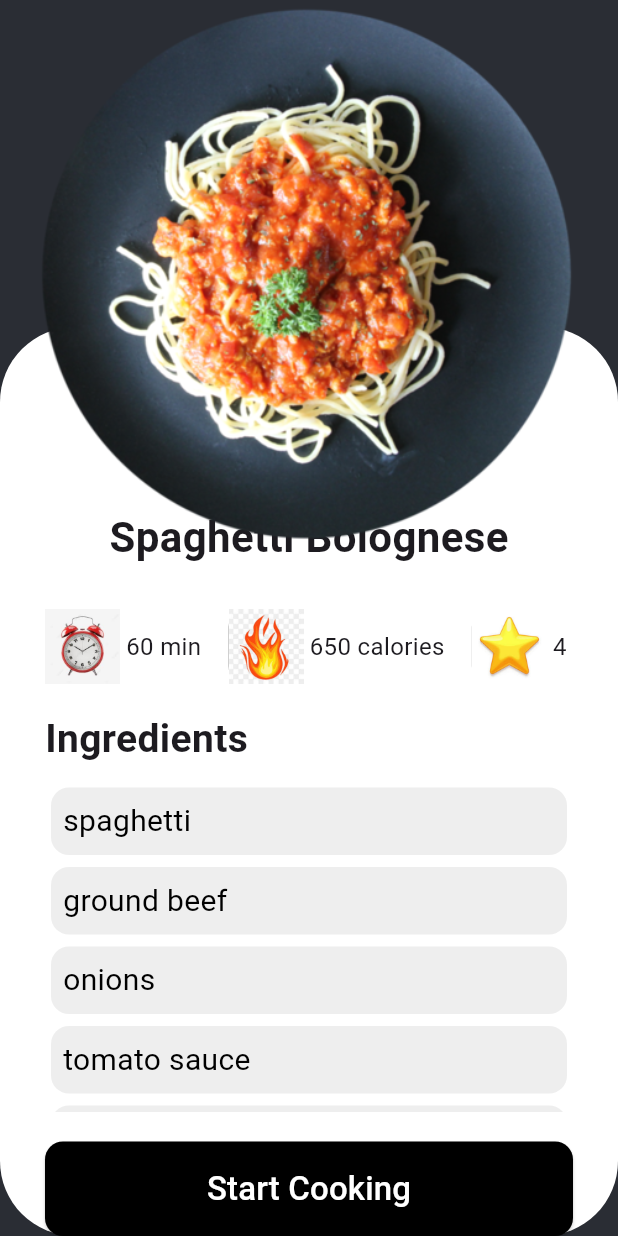
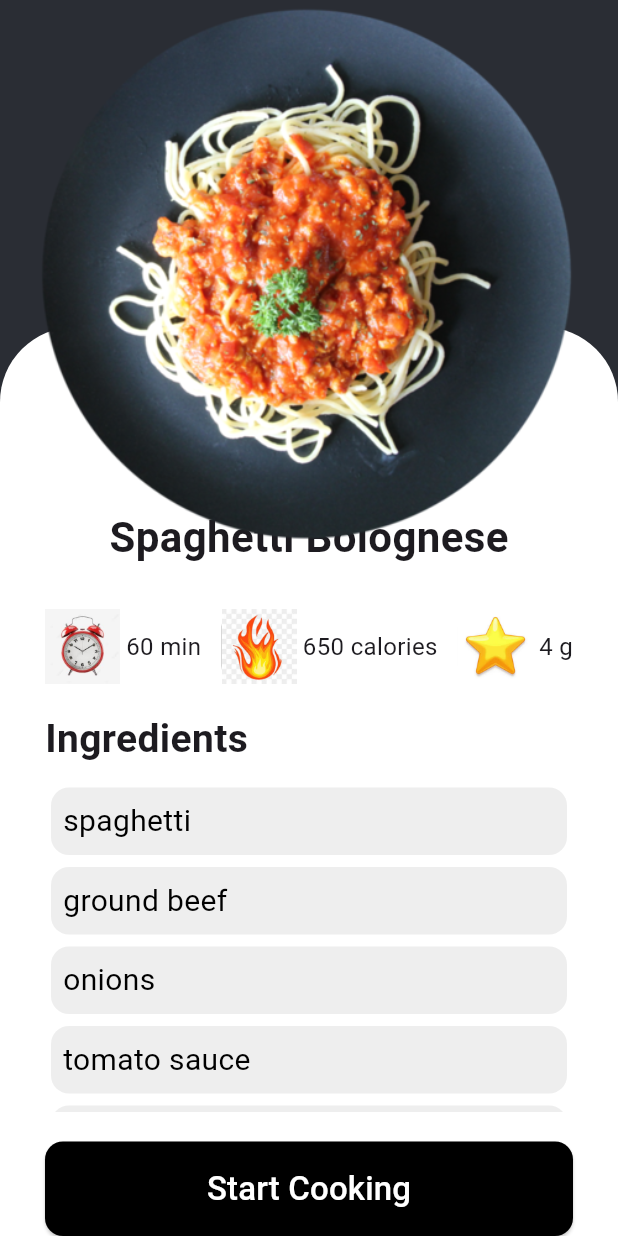
Before and after one commit to AbdElhamidShahin/Recipe-App, a Flutter app: the screen it shows after launch, after a tap on "Spaghetti Bolognese", on a phone screen of 412 x 824 dp. Run offline on Flutter 3.47's test engine with Material 3 defaults, Android fonts, the phone set to English and light mode, and no system bars; our stand-ins replace bloc, flutter_bloc, page_transition, shared_preferences.

Commit message:
change ui

```diff
--- a/lib/main.dart
+++ b/lib/main.dart
@@ -1,5 +1,6 @@
 import 'package:flutter/material.dart';
 import 'package:provider/provider.dart';
+import 'package:recipes_app/view/Login/LoginScreen.dart';
 import 'package:recipes_app/view/screens/HomePage.dart';
 
 import 'model/itemProvider.dart';
--- a/lib/model/cubit/bloc.dart
+++ b/lib/model/cubit/bloc.dart
@@ -26,7 +26,7 @@
   List<Widget> screens = [
     TabBarPage(),
     Favorite(),
-    const HomeBody(),
+     Favorite(),
   ];
 
   void changeBottomNavBar(int index) {
--- a/lib/view/Wedget/CustomCatogries.dart
+++ b/lib/view/Wedget/CustomCatogries.dart
@@ -13,19 +13,18 @@
   Widget build(BuildContext context) {
     return GestureDetector(
       onTap: () {
+        if (recipe != null) {
           Navigator.of(context).push(
             PageRouteBuilder(
               pageBuilder: (context, animation, secondaryAnimation) => CustomDetails(recipe: recipe),
               transitionsBuilder: (context, animation, secondaryAnimation, child) {
-              const begin = Offset(1.0, 0.0); // من اليمين
-              const end = Offset.zero; // إلى المنتصف
-              const curve = Curves.easeInOut;
+                var sizeAnimation = Tween<double>(begin: 0.0, end: 1.0).animate(
+                  CurvedAnimation(parent: animation, curve: Curves.easeInOutCubic),
+                );
 
-              var tween = Tween(begin: begin, end: end).chain(CurveTween(curve: curve));
-              var offsetAnimation = animation.drive(tween);
-
-              return SlideTransition(
-                position: offsetAnimation,
+                return SizeTransition(
+                  sizeFactor: sizeAnimation,
+                  axisAlignment: 0.0,
                   child: FadeTransition(
                     opacity: animation,
                     child: child,
@@ -35,6 +34,7 @@
               transitionDuration: const Duration(milliseconds: 600),
             ),
           );
+        }
       },
       child: Stack(
         children: [
@@ -53,7 +53,7 @@
                 child: Column(
                   crossAxisAlignment: CrossAxisAlignment.start,
                   children: [
-                    Spacer(),
+                    const Spacer(),
                     Column(
                       crossAxisAlignment: CrossAxisAlignment.end,
                       children: [
@@ -63,17 +63,19 @@
                         ),
                         Row(
                           children: [
-                            const Text(
-                              '⏱ 15 Mins',
-                              style: TextStyle(color: Colors.black, fontSize: 12),
+                            Text(
+                              '⏱ ${recipe?.nutrition.prepTime ?? 15} Mins',
+                              style: const TextStyle(color: Colors.black, fontSize: 12),
                             ),
-                            Spacer(),
+                            const Spacer(),
                             IconButton(
                               onPressed: () {
+                                if (recipe != null) {
                                   Provider.of<ItemProvider>(context, listen: false).addItem(recipe!);
+                                }
                               },
                               icon: const Icon(Icons.favorite, size: 30),
-                            )
+                            ),
                           ],
                         ),
                       ],
@@ -88,6 +90,8 @@
             right: 0,
             left: 0,
             bottom: 100,
+            child: Hero(
+              tag: recipe?.imageUrl ?? 'default-hero',
               child: ClipRRect(
                 borderRadius: BorderRadius.circular(16),
                 child: Image.asset(
@@ -103,6 +107,7 @@
                 ),
               ),
             ),
+          ),
         ],
       ),
     );
--- a/lib/view/Wedget/CustomDetails.dart
+++ b/lib/view/Wedget/CustomDetails.dart
@@ -1,26 +1,23 @@
 import 'package:flutter/material.dart';
 import 'package:recipes_app/view/Wedget/IconText_CustomDetails.dart';
 import 'package:recipes_app/view/Wedget/Ingredients_Screen.dart';
-import 'package:recipes_app/view/Wedget/tabpar.dart';
 import '../../model/articalmodel.dart';
-import '../../model/ImageUpper.dart';
 import '../screens/StartCookingScreen.dart';
 
 class CustomDetails extends StatelessWidget {
-  final Recipe? recipe; // Keep only the relevant parameter
-  final Nutrition? nutrition; // Keep only the relevant parameter
+  final Recipe? recipe;
+  final Nutrition? nutrition;
 
   const CustomDetails({
     super.key,
     required this.recipe,
     this.nutrition,
-  }); // Make it required for clarity
+  });
 
   @override
   Widget build(BuildContext context) {
     return Scaffold(
-      backgroundColor:
-      Color.fromRGBO(42, 45, 52, 1), // شفافية كاملة (بدون شفافية)
+      backgroundColor: Color.fromRGBO(42, 45, 52, 1),
       body: Stack(
         children: [
           Positioned(
@@ -31,15 +28,13 @@
               child: Container(
                 decoration: BoxDecoration(
                   color: Colors.white,
-                  borderRadius: BorderRadius.circular(50),
+                  borderRadius: BorderRadius.vertical(top: Radius.circular(50)),
                 ),
                 padding: EdgeInsets.symmetric(horizontal: 30),
                 child: Column(
                   crossAxisAlignment: CrossAxisAlignment.start,
                   children: [
-                    SizedBox(
-                      height: 120,
-                    ),
+                    SizedBox(height: 120),
                     Center(
                       child: Text(
                         recipe?.name ?? '',
@@ -50,10 +45,6 @@
                       ),
                     ),
                     SizedBox(height: 20),
-                    Column(
-                      mainAxisAlignment: MainAxisAlignment.center,
-                      crossAxisAlignment: CrossAxisAlignment.center,
-                      children: [
                     Row(
                       mainAxisAlignment: MainAxisAlignment.spaceBetween,
                       children: [
@@ -66,18 +57,15 @@
                           image: 'assets/imagesFood/22.jpeg',
                         ),
                         IconText(
-                              text: "${recipe?.nutrition.protein} ",
+                          text: "${recipe?.nutrition.protein} g",
                           image: 'assets/imagesFood/star.jpeg',
-                            ),
-                          ],
                         ),
                       ],
                     ),
                     SizedBox(height: 10),
                     Text(
                       "Ingredients",
-                      style:
-                      TextStyle(fontSize: 26, fontWeight: FontWeight.bold),
+                      style: TextStyle(fontSize: 26, fontWeight: FontWeight.bold),
                     ),
                     SizedBox(height: 10),
                     if (recipe?.steps != null && recipe!.steps!.isNotEmpty)
@@ -109,10 +97,35 @@
                         padding: EdgeInsets.symmetric(vertical: 16),
                       ),
                       onPressed: () {
-                        Navigator.push(
-                          context,
-                          MaterialPageRoute(
-                              builder: (context) => StartCookingScreen(recipe: recipe,)),
+                        Navigator.of(context).push(
+                          PageRouteBuilder(
+                            pageBuilder: (context, animation, secondaryAnimation) => StartCookingScreen(recipe: recipe),
+                            transitionsBuilder: (context, animation, secondaryAnimation, child) {
+                              var scaleAnimation = Tween<double>(
+                                begin: 0.5, // بداية التكبير
+                                end: 1.0, // النهاية
+                              ).animate(CurvedAnimation(
+                                parent: animation,
+                                curve: Curves.easeInOut,
+                              ));
+
+                              var fadeAnimation = Tween<double>(
+                                begin: 0.0,
+                                end: 1.0,
+                              ).animate(CurvedAnimation(
+                                parent: animation,
+                                curve: Curves.easeInOut,
+                              ));
+
+                              return ScaleTransition(
+                                scale: scaleAnimation,
+                                child: FadeTransition(
+                                  opacity: fadeAnimation,
+                                  child: child,
+                                ),
+                              );
+                            },
+                          ),
                         );
                       },
                       child: Center(
@@ -130,26 +143,28 @@
               ),
             ),
           ),
-          // تعديل حجم الصورة والتحكم به
           Positioned(
             top: 0,
             right: 0,
             left: 0,
             bottom: 460,
             child: ClipRRect(
-              borderRadius: BorderRadius.circular(16),
+              borderRadius: BorderRadius.vertical(bottom: Radius.circular(16)),
               child: Container(
-                height: 100, // حدد الارتفاع الذي تريده للصورة
-                width: double.infinity, // عرض الصورة بكامل الشاشة
+                height: 100,
+                width: double.infinity,
+                child: Hero(
+                  tag: recipe?.imageUrl ?? 'default-hero',
                   child: Image.asset(
                     recipe?.imageUrl ?? 'assets/imagesFood/download.png',
-                  fit: BoxFit.cover, // تعديل الحشو ليناسب الأبعاد
+                    fit: BoxFit.cover,
                     errorBuilder: (context, error, stackTrace) {
                       return Image.asset(
                         'assets/imagesFood/download.png',
-                      fit: BoxFit.cover, // تأكد من ضبط الأبعاد هنا أيضاً
+                        fit: BoxFit.cover,
                       );
                     },
+                  ),
                 ),
               ),
             ),
--- a/lib/view/Wedget/tabpar.dart
+++ b/lib/view/Wedget/tabpar.dart
@@ -43,10 +43,11 @@
               ),
             ),
 
-            // الـ TabBar
-            Container(
-              margin: const EdgeInsets.only(top: 0), // إزالة المسافة العلوية
-              padding: EdgeInsets.zero, // إزالة أي Padding غير مطلوب
+            // TabBar داخل PreferredSize لضبط الترتيب والحواف
+            PreferredSize(
+              preferredSize: Size.fromHeight(50.0),
+              child: Container(
+                color: Colors.white, // يمكنك تغيير اللون هنا إذا كنت تريد خلفية مختلفة
                 child: const TabBar(
                   isScrollable: true,
                   indicatorColor: Colors.transparent, // إزالة الخط الفاصل السفلي
@@ -76,6 +77,7 @@
                   ],
                 ),
               ),
+            ),
 
             // المحتوى السفلي TabBarView
             Expanded(
--- a/pubspec.yaml
+++ b/pubspec.yaml
@@ -44,6 +44,7 @@
   shared_preferences: ^2.3.2
   provider: ^6.1.2
   flutter_floating_bottom_bar: ^1.2.1+1
+  page_transition: ^2.1.0
 
 dev_dependencies:
   flutter_test:
```
Also changed, not shown: assets/Recipe/recipe.json (+112 -27 lines), lib/view/Login/LoginScreen.dart (added, +139 -0 lines), lib/view/Wedget/CustomTextFeild.dart (added, +41 -0 lines), lib/view/screens/HomeBody.dart (deleted, +0 -39 lines), lib/view/screens/StartCookingScreen.dart (+71 -38 lines), assets/imagesFood/165508-food-blue-recipe-fluid-cooking-x750.jpg (added), assets/imagesFood/img1.wallspic.com-food-blue-recipe-fluid-cooking-1421x3000.jpg (added), pubspec.lock, 4 other files. Lines whose indentation alone changed are shown as unchanged.
